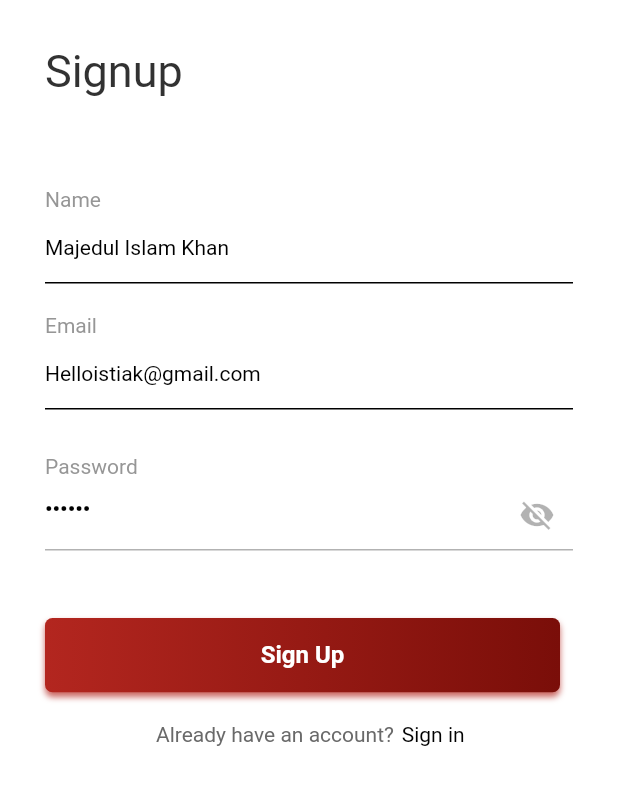
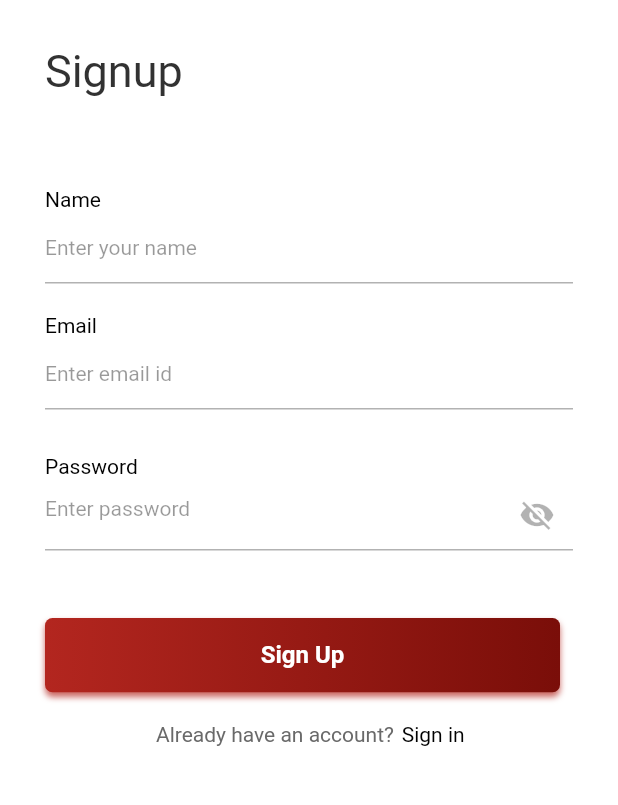
Before and after one commit to priyeshstackapp/homesaaz, a Flutter app: the screen it shows after launch, after a tap on "Don't have account?", on a phone screen of 412 x 824 dp, the part 78-883 px from its top. Run offline on Flutter 3.47's test engine with Material 2 defaults, Android fonts, the phone set to English and light mode, and no system bars; our stand-ins replace carousel_slider, dotted_border, fluttertoast, rating_bar, shared_preferences; missing offline and left inert: credit_card_slider; Roboto replaces fonts that are missing (NeueFrutigerWorld).

Commit message:
update : login screen

```diff
--- a/lib/app.dart
+++ b/lib/app.dart
@@ -1,3 +1,5 @@
+import 'package:flutter/cupertino.dart';
+
 class App {
   static const String appName = 'HomeSaaz';
 
@@ -45,6 +47,7 @@ class App {
   static const close = rootIcon +'close.png';
 
   static const splashImage = rootImage + 'splash.png';
+  static const splash = rootImage + 'splash.jpg';
   static const appNameImage = rootImage + 'appNameLogo.png';
   static const bannerImage = rootImage + 'banner.png';
   static const VectorVisaCreditCard = rootImage + 'VectorVisaCreditCard.png';
@@ -65,4 +68,23 @@ class App {
   static const trending_product_first = HomeImage + 'trending_product_first.png';
   static const trending_product_second = HomeImage + 'trending_product_second.png';
   static const confirmation = HomeImage + 'confirmation.png';
+
+  static Route createRoute({Widget page}) {
+    return PageRouteBuilder(
+      pageBuilder: (context, animation, secondaryAnimation) => page,
+      transitionsBuilder: (context, animation, secondaryAnimation, child) {
+        var begin = Offset(0.0, 1.0);
+        var end = Offset.zero;
+        var curve = Curves.fastLinearToSlowEaseIn;
+
+        var tween =
+        Tween(begin: begin, end: end).chain(CurveTween(curve: curve));
+
+        return SlideTransition(
+          position: animation.drive(tween),
+          child: child,
+        );
+      },
+    );
+  }
 }
--- a/lib/common/common_widget.dart
+++ b/lib/common/common_widget.dart
@@ -9,7 +9,7 @@ import 'package:homesaaz/screen/checkout/checkout_screen.dart';
 import 'package:homesaaz/screen/my_orders/my_orders_screen.dart';
 import 'package:rating_bar/rating_bar.dart';
 
-Widget gradientButton(context, {String title, bool isLoading}) {
+Widget gradientButton(context, {String title}) {
   return Container(
     height: MediaQuery.of(context).size.height * .060,
     width: MediaQuery.of(context).size.width / 1.2,
@@ -28,14 +28,7 @@ Widget gradientButton(context, {String title, bool isLoading}) {
           colors: [ColorRes.redColor, ColorRes.darkRedColor]),
     ),
     child: Center(
-        child: isLoading
-            ? Padding(
-                child: CircularProgressIndicator(
-                  backgroundColor: ColorRes.whiteColor,
-                ),
-                padding: EdgeInsets.all(5),
-              )
-            : Text(title,
+        child:Text(title,
                 style: TextStyle(
                     color: Colors.white,
                     fontSize: 16,
--- a/lib/main.dart
+++ b/lib/main.dart
@@ -19,10 +19,20 @@ void main() {
 
 SharedPreferences prefs;
 
-class MyApp extends StatelessWidget {
+class MyApp extends StatefulWidget {
 
   @override
+  _MyAppState createState() => _MyAppState();
+}
+
+class _MyAppState extends State<MyApp> {
+  @override
   Widget build(BuildContext context) {
+    SystemChrome.setSystemUIOverlayStyle(SystemUiOverlayStyle(
+        statusBarColor: Colors.white),
+
+    );
+
     return MaterialApp(
       title: 'Home Saaz',
       debugShowCheckedModeBanner: false,
--- a/lib/screen/login/login_screen.dart
+++ b/lib/screen/login/login_screen.dart
@@ -1,6 +1,7 @@
 import 'dart:ui';
 
 import 'package:flutter/material.dart';
+import 'package:flutter/services.dart';
 import 'package:homesaaz/app.dart';
 import 'package:homesaaz/common/colorres.dart';
 import 'package:homesaaz/common/common_route.dart';
@@ -15,7 +16,7 @@ class LoginScreen extends StatefulWidget {
 class LoginScreenState extends State<LoginScreen> {
   LoginScreenViewModel model;
 
-  TextEditingController usernameCont = TextEditingController();
+  TextEditingController emailCont = TextEditingController();
   TextEditingController passwordCont = TextEditingController();
 
   final GlobalKey<ScaffoldState> scaffoldKey = new GlobalKey<ScaffoldState>();
@@ -29,18 +30,11 @@ class LoginScreenState extends State<LoginScreen> {
     print("Current page --> $runtimeType");
     model ?? (model = LoginScreenViewModel(this));
 
-    return WillPopScope(
-      onWillPop: () async {
-        if (!isLoading) {
-          Navigator.pop(context);
-        }
-        return false;
-      },
-      child: Scaffold(
+    return Scaffold(
+
       backgroundColor: ColorRes.whiteColor,
       key: scaffoldKey,
-        body: SafeArea(
-          child: SingleChildScrollView(
+      body: SingleChildScrollView(
         child: Column(
           mainAxisAlignment: MainAxisAlignment.center,
           crossAxisAlignment: CrossAxisAlignment.start,
@@ -48,7 +42,31 @@ class LoginScreenState extends State<LoginScreen> {
             Padding(
               padding:
                   const EdgeInsets.symmetric(vertical: 30, horizontal: 30),
-                  child: loginAndSignupbackButton(context),
+              child: InkWell(
+                onTap: () => showDialog(
+                  context: context,
+                  builder: (context) => new AlertDialog(
+                    title: new Text('Are you sure?'),
+                    content: new Text('Do you want to exit an App'),
+                    actions: <Widget>[
+                      new FlatButton(
+                        onPressed: () => Navigator.of(context).pop(false),
+                        child: new Text('No'),
+                      ),
+                      new FlatButton(
+                        onPressed: () => SystemNavigator.pop(),
+                        child: new Text('Yes'),
+                      ),
+                    ],
+                  ),
+                ),
+                child: Image.asset(
+                  App.left_arrow,
+                  color: ColorRes.dimGray.withOpacity(0.3),
+                  height: 22,width: 22,
+
+                ),
+              ),
             ),
             Container(
               margin: EdgeInsets.only(bottom: 30, left: 30),
@@ -74,17 +92,17 @@ class LoginScreenState extends State<LoginScreen> {
                     style: TextStyle(
                         fontSize: 14,
                         fontFamily: 'NeueFrutigerWorld',
-                            color: ColorRes.dimGray.withOpacity(0.7)),
+                        color: ColorRes.textColor),
                   ),
                   TextFormField(
-                        style:
-                            TextStyle(fontSize: 14, color: ColorRes.textColor),
+                    style: TextStyle(fontSize: 14, color: ColorRes.textColor),
                     cursorColor: ColorRes.textColor,
-                        controller: usernameCont,
+                    controller: emailCont,
                     decoration: InputDecoration(
-                          hintText: "Helloistiak@gmail.com",
+                      hintText: "Enter email id",
                       hintStyle: TextStyle(
-                              color: ColorRes.textColor, fontSize: 14),
+                          color: ColorRes.textColor.withOpacity(0.4),
+                          fontSize: 14),
                       focusColor: ColorRes.textColor,
                       focusedBorder: UnderlineInputBorder(
                           borderSide: BorderSide(
@@ -112,13 +130,12 @@ class LoginScreenState extends State<LoginScreen> {
                         color: ColorRes.textColor),
                   ),
                   TextFormField(
-                        style:
-                            TextStyle(fontSize: 14, color: ColorRes.textColor),
+                    style: TextStyle(fontSize: 14, color: ColorRes.textColor),
                     cursorColor: ColorRes.textColor,
                     controller: passwordCont,
                     obscureText: _passwordVisible,
                     decoration: InputDecoration(
-                          hintText: "••••••",
+                      hintText: "Enter password",
                       suffixIcon: IconButton(
                         icon: Icon(
                           // Based on passwordVisible state choose the icon
@@ -134,9 +151,9 @@ class LoginScreenState extends State<LoginScreen> {
                         },
                       ),
                       hintStyle: TextStyle(
-                              color: ColorRes.textColor,
+                        color: ColorRes.textColor.withOpacity(0.4),
                         fontSize: 14,
-                              fontWeight: FontWeight.bold),
+                      ),
                       focusColor: ColorRes.textColor,
                       focusedBorder: UnderlineInputBorder(
                           borderSide: BorderSide(
@@ -153,12 +170,17 @@ class LoginScreenState extends State<LoginScreen> {
               height: 30,
             ),
             Padding(
-                  padding:
-                      const EdgeInsets.symmetric(vertical: 10, horizontal: 30),
+              padding: const EdgeInsets.symmetric(vertical: 10, horizontal: 30),
               child: GestureDetector(
                 onTap: () {
-
-                      if (!isLoading) {
+                    if (model.validate()) {
+                      setState(() {
+                        isLoading = true;
+                        gotoHomeScreenUntilRemove(context);
+                      });
+                      model.login();
+                  }
+                 /* if (!isLoading) {
                     if (model.validate()) {
                       setState(() {
                         isLoading = true;
@@ -166,10 +188,9 @@ class LoginScreenState extends State<LoginScreen> {
                       });
                       model.login();
                     }
-                      }
+                  }*/
                 },
-                    child: gradientButton(context,
-                        title: 'Log in', isLoading: isLoading),
+                child: gradientButton(context, title: 'Log in'),
               ),
             ),
             Padding(
@@ -177,9 +198,10 @@ class LoginScreenState extends State<LoginScreen> {
                   const EdgeInsets.symmetric(vertical: 10, horizontal: 30),
               child: GestureDetector(
                 onTap: () {
-                      if (!isLoading) {
+                  gotoSignUpScreen(context);
+                 /* if (!isLoading) {
                     replaceWithSignUpScreen(context);
-                      }
+                  }*/
                 },
                 child: Row(
                   mainAxisAlignment: MainAxisAlignment.center,
@@ -207,8 +229,6 @@ class LoginScreenState extends State<LoginScreen> {
           ],
         ),
       ),
-        ),
-      ),
     );
   }
 }
--- a/lib/screen/signup/signup_screen.dart
+++ b/lib/screen/signup/signup_screen.dart
@@ -28,18 +28,10 @@ class SignUpScreenState extends State<SignUpScreen> {
     print("Current page --> $runtimeType");
     model ?? (model = SignUpViewModel(this));
 
-    return WillPopScope(
-      onWillPop: () async {
-        if (!isLoading) {
-          Navigator.pop(context);
-        }
-        return false;
-      },
-      child: Scaffold(
+    return Scaffold(
       backgroundColor: ColorRes.primaryColor,
       key: scaffoldKey,
-        body: SafeArea(
-          child: SingleChildScrollView(
+      body: SingleChildScrollView(
         child: Column(
           mainAxisAlignment: MainAxisAlignment.start,
           crossAxisAlignment: CrossAxisAlignment.start,
@@ -47,7 +39,14 @@ class SignUpScreenState extends State<SignUpScreen> {
             Padding(
               padding:
               const EdgeInsets.symmetric(vertical: 30, horizontal: 30),
-                  child: loginAndSignupbackButton(context),
+              child: InkWell(
+                onTap: () => gotoLoginScreenUntilRemove(context),
+                child: Image.asset(
+                  App.left_arrow,
+                  color: ColorRes.dimGray.withOpacity(0.3),
+                  height: 22,width: 22,
+                ),
+              ),
             ),
             Container(
               margin: EdgeInsets.only(bottom: 30, left: 30),
@@ -73,7 +72,7 @@ class SignUpScreenState extends State<SignUpScreen> {
                     style: TextStyle(
                         fontSize: 14,
                         fontFamily: 'NeueFrutigerWorld',
-                            color: ColorRes.dimGray.withOpacity(0.7)),
+                        color: ColorRes.textColor),
                   ),
                   TextFormField(
                     style: TextStyle(
@@ -81,16 +80,16 @@ class SignUpScreenState extends State<SignUpScreen> {
                     cursorColor: ColorRes.textColor,
                     controller: userNameCont,
                     decoration: InputDecoration(
-                          hintText: "Majedul Islam Khan",
+                      hintText: "Enter your name",
                       hintStyle: TextStyle(
-                              color: ColorRes.textColor, fontSize: 14),
+                          color: ColorRes.textColor.withOpacity(0.4), fontSize: 14),
                       focusColor: ColorRes.textColor,
                       focusedBorder: UnderlineInputBorder(
                           borderSide:
-                              BorderSide(color: ColorRes.textColor)),
+                          BorderSide(color: ColorRes.textColor.withOpacity(0.5))),
                       enabledBorder: UnderlineInputBorder(
                           borderSide:
-                              BorderSide(color: ColorRes.textColor)),
+                          BorderSide(color: ColorRes.textColor.withOpacity(0.3))),
                     ),
                   ),
                 ],
@@ -108,7 +107,7 @@ class SignUpScreenState extends State<SignUpScreen> {
                     style: TextStyle(
                         fontSize: 14,
                         fontFamily: 'NeueFrutigerWorld',
-                            color: ColorRes.dimGray.withOpacity(0.7)),
+                        color: ColorRes.textColor),
                   ),
                   TextFormField(
                     keyboardType: TextInputType.emailAddress,
@@ -117,16 +116,16 @@ class SignUpScreenState extends State<SignUpScreen> {
                     cursorColor: ColorRes.textColor,
                     controller: emailCont,
                     decoration: InputDecoration(
-                          hintText: "Helloistiak@gmail.com",
+                      hintText: "Enter email id",
                       hintStyle: TextStyle(
-                              color: ColorRes.textColor, fontSize: 14),
+                          color: ColorRes.textColor.withOpacity(0.4), fontSize: 14),
                       focusColor: ColorRes.textColor,
                       focusedBorder: UnderlineInputBorder(
                           borderSide:
-                              BorderSide(color: ColorRes.textColor)),
+                          BorderSide(color: ColorRes.textColor.withOpacity(0.5))),
                       enabledBorder: UnderlineInputBorder(
                           borderSide:
-                              BorderSide(color: ColorRes.textColor)),
+                          BorderSide(color: ColorRes.textColor.withOpacity(0.3))),
                     ),
                   ),
                 ],
@@ -144,7 +143,7 @@ class SignUpScreenState extends State<SignUpScreen> {
                     style: TextStyle(
                         fontSize: 14,
                         fontFamily: 'NeueFrutigerWorld',
-                            color: ColorRes.dimGray.withOpacity(0.7)),
+                        color: ColorRes.textColor),
 
                   ),
                   TextFormField(
@@ -154,7 +153,7 @@ class SignUpScreenState extends State<SignUpScreen> {
                     controller: passwordCont,
                     obscureText: _passwordVisible,
                     decoration: InputDecoration(
-                          hintText: "••••••",
+                      hintText: "Enter password",
                       suffixIcon: IconButton(
                         icon: Icon(
                           // Based on passwordVisible state choose the icon
@@ -170,7 +169,7 @@ class SignUpScreenState extends State<SignUpScreen> {
                         },
                       ),
                       hintStyle: TextStyle(
-                              color: ColorRes.textColor, fontSize: 14,fontWeight: FontWeight.bold),
+                          color: ColorRes.textColor.withOpacity(0.4), fontSize: 14,),
                       focusColor: ColorRes.textColor,
                       focusedBorder: UnderlineInputBorder(
                           borderSide:
@@ -191,7 +190,16 @@ class SignUpScreenState extends State<SignUpScreen> {
                   vertical: 10, horizontal: 30),
               child: GestureDetector(
                 onTap: () {
-                      if (!isLoading) {
+
+                    if (model.validate()) {
+                      setState(() {
+                        isLoading = true;
+                        gotoHomeScreen(context);
+                      });
+                      model.signUp();
+
+                  }
+                /*  if (!isLoading) {
                     if (model.validate()) {
                       setState(() {
                         isLoading = true;
@@ -199,19 +207,19 @@ class SignUpScreenState extends State<SignUpScreen> {
                       });
                       model.signUp();
                     }
-                      }
+                  }*/
                 },
-                    child: gradientButton(context,title: "Sign Up",isLoading: isLoading),
+                child: gradientButton(context,title: "Sign Up"),
               ),
             ),
             Padding(
-                  padding: const EdgeInsets.symmetric(
-                      vertical: 10, horizontal: 30),
+              padding: const EdgeInsets.symmetric(vertical: 10, horizontal: 30),
               child: GestureDetector(
                 onTap: () {
-                      if (!isLoading) {
+                  gotoLoginScreenUntilRemove(context);
+                  /*if (!isLoading) {
                     replaceWithLoginScreen(context);
-                      }
+                  }*/
                 },
                 child: Row(
                   mainAxisAlignment: MainAxisAlignment.center,
@@ -239,8 +247,6 @@ class SignUpScreenState extends State<SignUpScreen> {
           ],
         ),
       ),
-        ),
-      ),
     );
   }
 }
--- a/lib/screen/splash/splash_screen.dart
+++ b/lib/screen/splash/splash_screen.dart
@@ -15,7 +15,7 @@ class _SplashScreenState extends State<SplashScreen> {
     // TODO: implement initState
     super.initState();
     Future.delayed(Duration(seconds: 4))
-        .then((value) => replaceWithLoginScreen(context));
+        .then((onValue) => replaceWithLoginScreen(context));
   }
 
   @override
@@ -27,7 +27,7 @@ class _SplashScreenState extends State<SplashScreen> {
         height: MediaQuery.of(context).size.height,
         width: MediaQuery.of(context).size.width,
         child: Image.asset(
-          App.splashImage,
+          App.splash,
           fit: BoxFit.cover,
         ),
       ),
--- a/pubspec.yaml
+++ b/pubspec.yaml
@@ -35,6 +35,7 @@ dependencies:
   shared_preferences: ^0.5.10
   carousel_slider: ^2.3.1
   fluttertoast: ^7.1.5
+  flutter_slidable: ^0.5.7
 
 dev_dependencies:
   flutter_test:
```
Also changed, not shown: lib/common/common_route.dart (+12 -2 lines), lib/screen/address/address_screen.dart (+21 -9 lines), lib/screen/create_address/create_address_screen.dart (+25 -21 lines), lib/screen/home/home_screen.dart (+23 -4 lines), lib/screen/login/login_screen_view_model.dart (+16 -6 lines), lib/screen/profile/profile_screen.dart (+6 -6 lines), assets/image/splash.jpg (added), pubspec.lock. Lines whose indentation alone changed are shown as unchanged.
